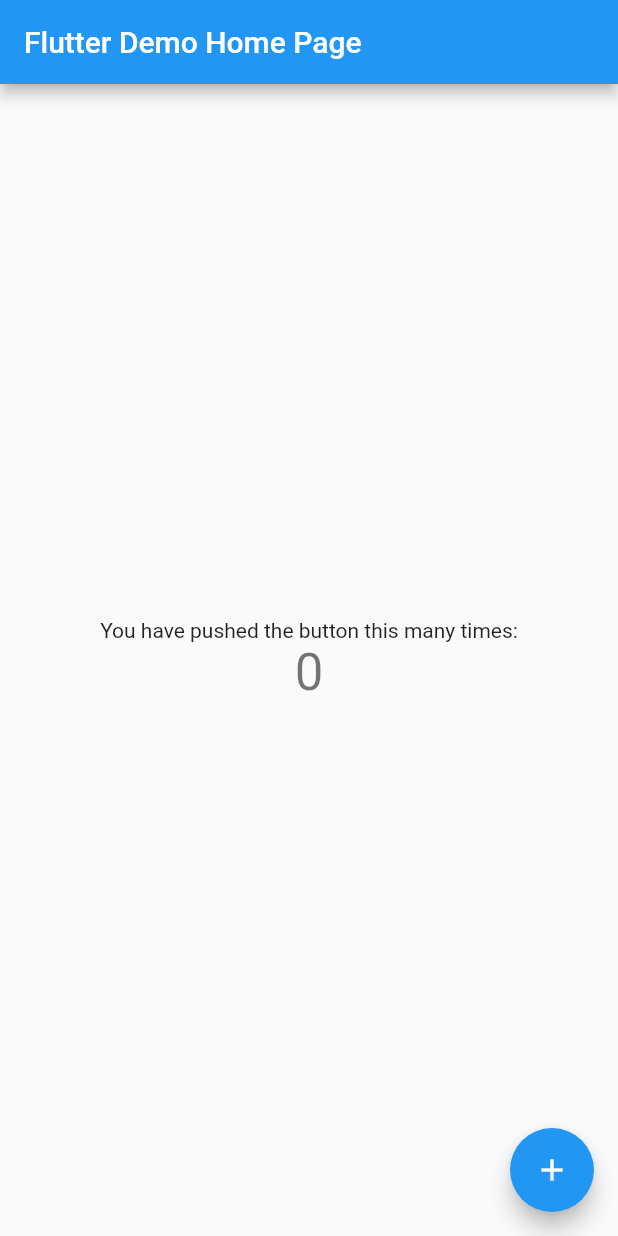
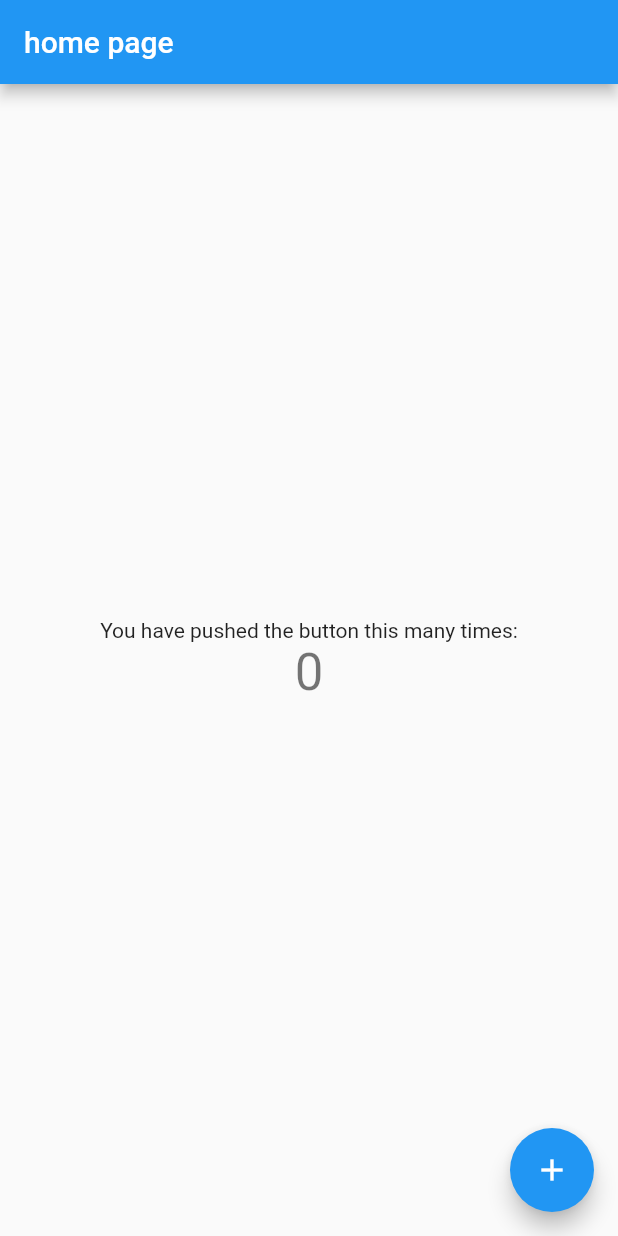
Before and after one commit to thiagolazaro/flutter-firebase, a Flutter app: the screen it shows after launch, on a phone screen of 412 x 824 dp. Run offline on Flutter 3.47's test engine with Material 2 defaults, Android fonts, the phone set to English and light mode, and no system bars; our stand-ins replace firebase_core, firebase_messaging, flutter_local_notifications; accounts and stored records are empty.

```diff
--- a/lib/firebase_messaging/custom_firebase_messaging.dart
+++ b/lib/firebase_messaging/custom_firebase_messaging.dart
@@ -25,7 +25,9 @@ class CustomFirebaseMessaging {
     });
 
     FirebaseMessaging.onMessageOpenedApp.listen((message) {
-      navigatorKey.currentState?.pushNamed(message.data['goTO']);
+      if (message.data['goTO'] != null) {
+        navigatorKey.currentState?.pushNamed(message.data['goTO']);
+      }
     });
   }
 
--- a/lib/main.dart
+++ b/lib/main.dart
@@ -23,19 +23,20 @@ class MyApp extends StatelessWidget {
   Widget build(BuildContext context) {
     return MaterialApp(
       title: 'Flutter Demo',
-      theme: ThemeData(
-        // This is the theme of your application.
-        //
-        // Try running your application with "flutter run". You'll see the
-        // application has a blue toolbar. Then, without quitting the app, try
-        // changing the primarySwatch below to Colors.green and then invoke
-        // "hot reload" (press "r" in the console where you ran "flutter run",
-        // or simply save your changes to "hot reload" in a Flutter IDE).
-        // Notice that the counter didn't reset back to zero; the application
-        // is not restarted.
-        primarySwatch: Colors.blue,
-      ),
-      home: const MyHomePage(title: 'Flutter Demo Home Page'),
+      navigatorKey: navigatorKey,
+      theme: ThemeData(primarySwatch: Colors.blue),
+      initialRoute: '/home',
+      routes: {
+        '/home': (_) => const MyHomePage(title: 'home page'),
+        '/virtual': (_) => Scaffold(
+              appBar: AppBar(),
+              body: const SizedBox.expand(
+                child: Center(
+                  child: Text('Virtual Page'),
+                ),
+              ),
+            )
+      },
     );
   }
 }
```
